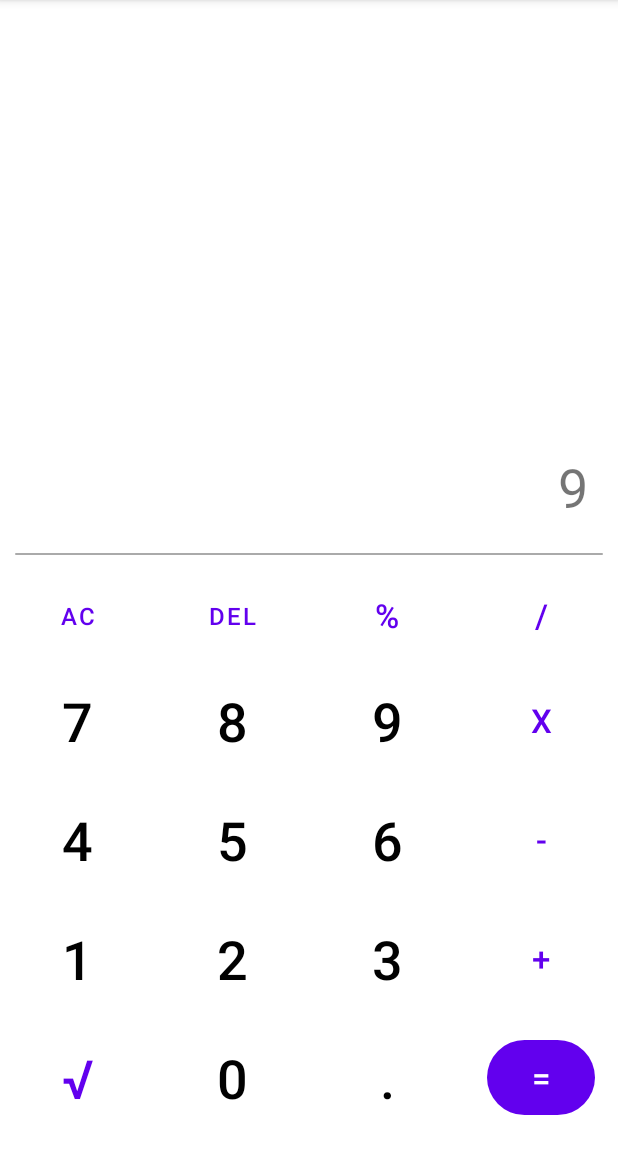
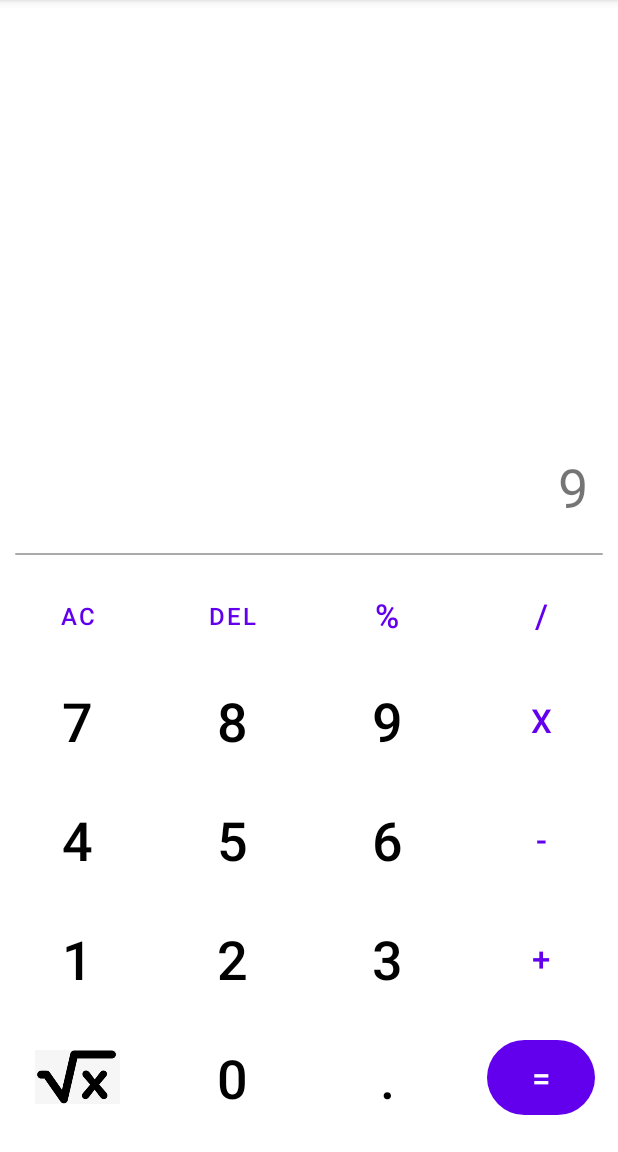
Before and after one commit to venusaim23/Android-Calculator, an Android app: the screen it shows after launch (MainActivity), on a phone screen of 412 x 824 dp, the part 84-1236 px from its top. Run offline under Robolectric (Android 15) with nearby library versions, the phone set to English and light mode, and no system bars.

Commit message:
added imagebuttonview and also used image resource in place of text

```diff
--- a/app/src/main/res/layout/activity_main.xml
+++ b/app/src/main/res/layout/activity_main.xml
@@ -311,18 +311,19 @@
             android:paddingVertical="5dp"
             android:weightSum="100">
 
-            <Button
+            <ImageButton
                 android:id="@+id/button_root"
-                android:layout_width="wrap_content"
-                android:layout_height="wrap_content"
+                style="?android:attr/buttonBarButtonStyle"
+                android:layout_width="36dp"
+                android:layout_height="36dp"
                 android:layout_gravity="center_vertical"
                 android:layout_marginHorizontal="15dp"
                 android:layout_weight="25"
                 android:backgroundTint="#00FFFFFF"
+                android:scaleType="centerCrop"
+                android:src="@drawable/images"
                 android:stateListAnimator="@null"
-                android:text="√"
-                android:textSize="36sp"
-                style="?android:attr/buttonBarButtonStyle" />
+                android:textSize="36sp" />
             <Button
                 android:id="@+id/button_0"
                 android:layout_width="wrap_content"
```
